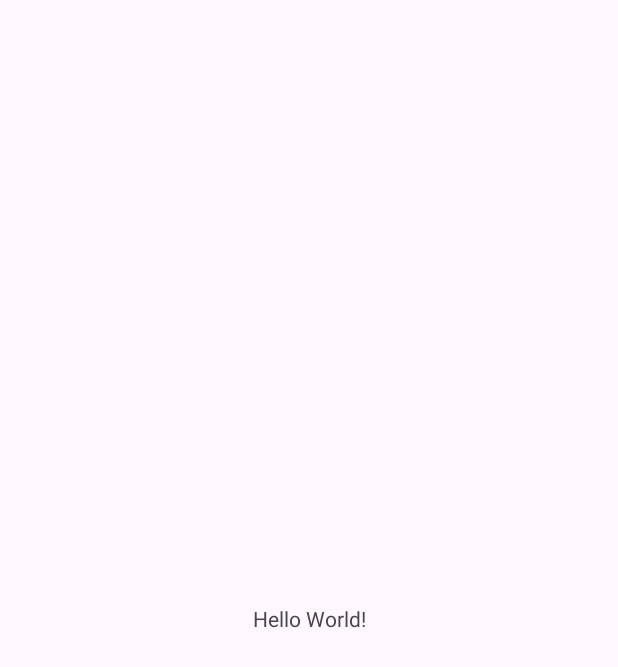
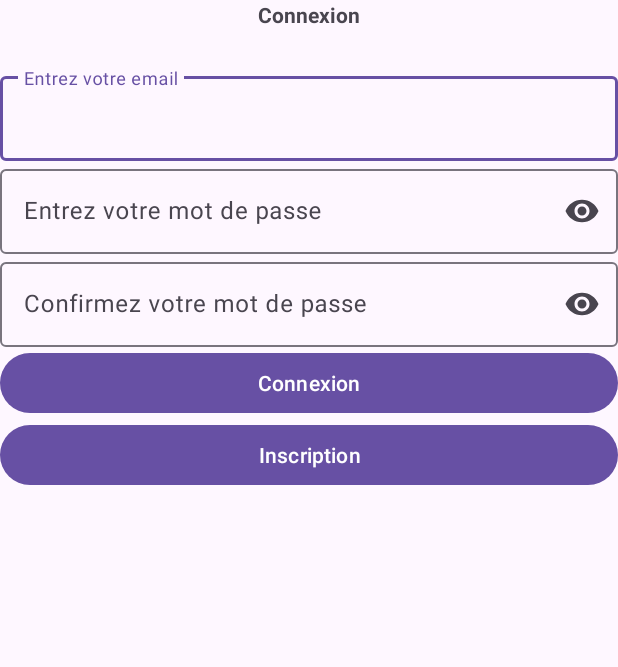
Before and after one commit to 1903606/tp2_v2, an Android app: the screen it shows after launch (MainActivity), on a phone screen of 412 x 824 dp. Before the commit the part shown is almost empty. Shown: the top 667 px of the screen. Run offline under Robolectric (Android 15) with nearby library versions, the phone set to English and light mode, and no system bars.

Commit message:
Fait: Interface main activity

```diff
--- a/app/src/main/res/layout/activity_main.xml
+++ b/app/src/main/res/layout/activity_main.xml
@@ -1,18 +1,87 @@
 <?xml version="1.0" encoding="utf-8"?>
-<androidx.constraintlayout.widget.ConstraintLayout xmlns:android="http://schemas.android.com/apk/res/android"
+<LinearLayout xmlns:android="http://schemas.android.com/apk/res/android"
     xmlns:app="http://schemas.android.com/apk/res-auto"
     xmlns:tools="http://schemas.android.com/tools"
     android:layout_width="match_parent"
     android:layout_height="match_parent"
+    android:orientation="vertical"
+    android:layout_gravity="center"
     tools:context=".MainActivity">
 
     <TextView
-        android:layout_width="wrap_content"
+        android:layout_width="match_parent"
         android:layout_height="wrap_content"
-        android:text="Hello World!"
-        app:layout_constraintBottom_toBottomOf="parent"
-        app:layout_constraintEnd_toEndOf="parent"
-        app:layout_constraintStart_toStartOf="parent"
-        app:layout_constraintTop_toTopOf="parent" />
+        android:text="@string/connexion"
+        android:gravity="center"
+        android:textStyle="bold"
 
-</androidx.constraintlayout.widget.ConstraintLayout>
+        >
+
+    </TextView>
+
+
+    <com.google.android.material.textfield.TextInputLayout
+        android:id="@+id/til_courriel"
+        android:layout_width="match_parent"
+        android:layout_height="wrap_content"
+        android:layout_marginTop="26dp"
+        android:hint="@string/entrez_votre_email">
+
+        <com.google.android.material.textfield.TextInputEditText
+            android:id="@+id/tiet_courriel"
+            android:layout_width="match_parent"
+            android:layout_height="wrap_content"
+            android:inputType="textEmailAddress"
+            android:maxLines="1"
+            />
+    </com.google.android.material.textfield.TextInputLayout>
+
+    <com.google.android.material.textfield.TextInputLayout
+        android:id="@+id/til_mdp"
+        android:layout_width="match_parent"
+        android:layout_height="wrap_content"
+        android:hint="@string/entrez_votre_mot_de_passe"
+        app:endIconMode="password_toggle">
+
+        <com.google.android.material.textfield.TextInputEditText
+            android:layout_width="match_parent"
+            android:layout_height="wrap_content"
+            android:inputType="textPassword"
+            android:maxLines="1"/>
+
+
+    </com.google.android.material.textfield.TextInputLayout>
+
+    <com.google.android.material.textfield.TextInputLayout
+        android:id="@+id/til_mdp_confirmez"
+        android:layout_width="match_parent"
+        android:layout_height="wrap_content"
+        android:hint="@string/confirmez_votre_mot_de_passe"
+        app:endIconMode="password_toggle">
+
+        <com.google.android.material.textfield.TextInputEditText
+            android:id="@+id/tiet_mdp_confirmez"
+            android:layout_width="match_parent"
+            android:layout_height="wrap_content"
+            android:inputType="textPassword"
+            android:maxLines="1"/>
+
+
+    </com.google.android.material.textfield.TextInputLayout>
+
+    <Button
+        android:id="@+id/btn_connexion"
+        android:layout_width="match_parent"
+        android:layout_height="wrap_content"
+        android:text="Connexion">
+
+    </Button>
+
+    <Button
+        android:id="@+id/btn_inscription"
+        android:layout_width="match_parent"
+        android:layout_height="wrap_content"
+        android:text="Inscription">
+
+    </Button>
+</LinearLayout>
--- a/app/src/main/res/values/strings.xml
+++ b/app/src/main/res/values/strings.xml
@@ -1,3 +1,7 @@
 <resources>
     <string name="app_name">Travail Pratique 2_v2</string>
+    <string name="entrez_votre_mot_de_passe">Entrez votre mot de passe</string>
+    <string name="confirmez_votre_mot_de_passe">Confirmez votre mot de passe</string>
+    <string name="entrez_votre_email">Entrez votre email</string>
+    <string name="connexion">Connexion</string>
 </resources>
```
